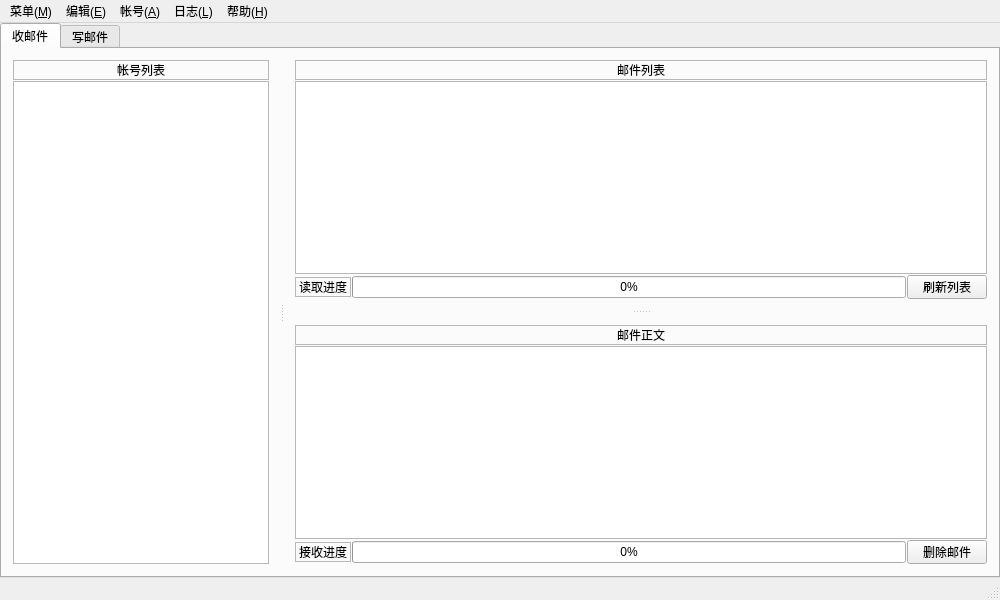
This is WwMailV2.0/wwmail.ui in HelloJdss/WangWang_MailClient as Qt 5 draws it before an edit. The edited form follows.
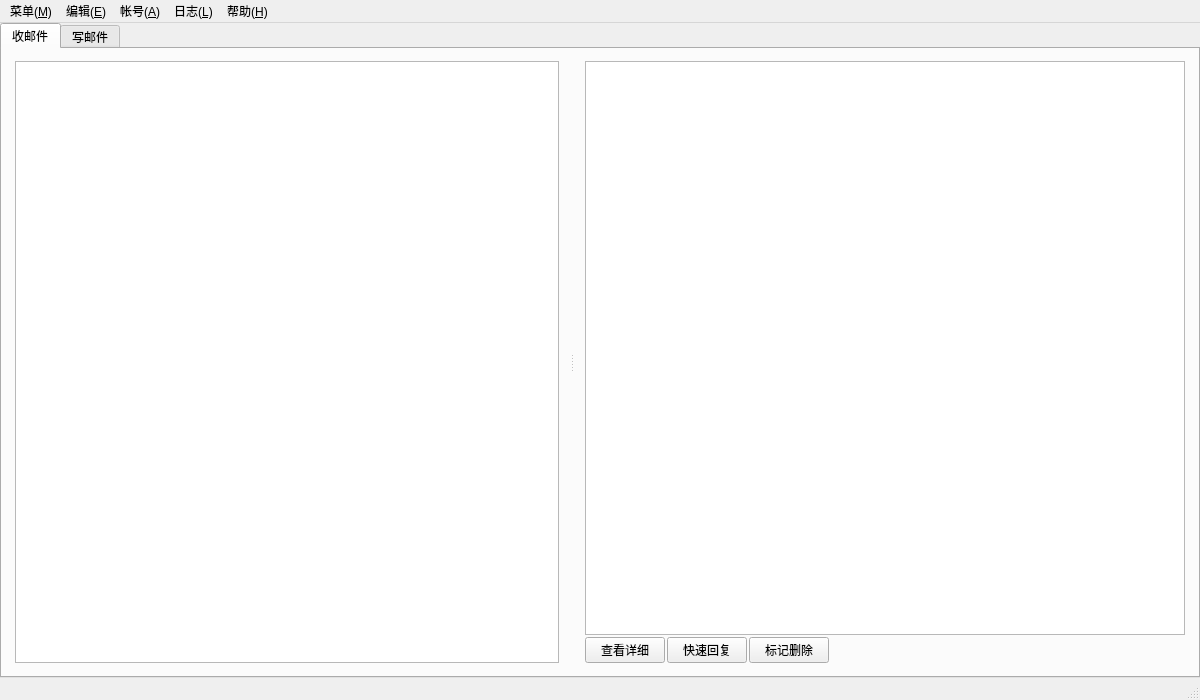
This is the edited form.

Diff of the .ui file:
```diff
--- a/WwMailV2.0/wwmail.ui
+++ b/WwMailV2.0/wwmail.ui
@@ -6,8 +6,8 @@
    <rect>
     <x>0</x>
     <y>0</y>
-    <width>1000</width>
-    <height>600</height>
+    <width>1200</width>
+    <height>700</height>
    </rect>
   </property>
   <property name="windowTitle">
@@ -41,22 +41,22 @@
        </attribute>
        <layout class="QGridLayout" name="gridLayout">
         <property name="leftMargin">
-         <number>0</number>
+         <number>2</number>
         </property>
         <property name="topMargin">
-         <number>0</number>
+         <number>1</number>
         </property>
         <property name="rightMargin">
-         <number>0</number>
+         <number>2</number>
         </property>
         <property name="bottomMargin">
-         <number>1</number>
+         <number>2</number>
         </property>
         <property name="horizontalSpacing">
          <number>6</number>
         </property>
         <item row="0" column="0">
-         <widget class="QSplitter" name="splitter_2">
+         <widget class="QSplitter" name="splitter">
           <property name="orientation">
            <enum>Qt::Horizontal</enum>
           </property>
@@ -66,240 +66,89 @@
              <number>1</number>
             </property>
             <item>
-             <widget class="QLabel" name="label_5">
+             <widget class="QTreeView" name="treeView">
               <property name="sizePolicy">
-               <sizepolicy hsizetype="Preferred" vsizetype="Fixed">
+               <sizepolicy hsizetype="Preferred" vsizetype="Preferred">
                 <horstretch>0</horstretch>
                 <verstretch>0</verstretch>
                </sizepolicy>
               </property>
-              <property name="minimumSize">
-               <size>
-                <width>0</width>
-                <height>20</height>
-               </size>
+              <property name="contextMenuPolicy">
+               <enum>Qt::CustomContextMenu</enum>
               </property>
-              <property name="frameShape">
-               <enum>QFrame::StyledPanel</enum>
+              <property name="statusTip">
+               <string>选择邮箱</string>
               </property>
-              <property name="text">
-               <string>帐号列表</string>
-              </property>
-              <property name="alignment">
-               <set>Qt::AlignCenter</set>
+              <property name="editTriggers">
+               <set>QAbstractItemView::NoEditTriggers</set>
               </property>
              </widget>
             </item>
-            <item>
-             <widget class="QTreeView" name="treeView"/>
-            </item>
            </layout>
           </widget>
-          <widget class="QSplitter" name="splitter">
-           <property name="sizePolicy">
-            <sizepolicy hsizetype="Preferred" vsizetype="Preferred">
-             <horstretch>9</horstretch>
-             <verstretch>0</verstretch>
-            </sizepolicy>
-           </property>
-           <property name="frameShape">
-            <enum>QFrame::NoFrame</enum>
-           </property>
-           <property name="orientation">
-            <enum>Qt::Vertical</enum>
-           </property>
-           <widget class="QWidget" name="layoutWidget">
-            <layout class="QVBoxLayout" name="verticalLayout" stretch="1,8,1">
-             <property name="spacing">
-              <number>1</number>
-             </property>
-             <item>
-              <widget class="QLabel" name="label_2">
-               <property name="sizePolicy">
-                <sizepolicy hsizetype="Preferred" vsizetype="Fixed">
-                 <horstretch>0</horstretch>
-                 <verstretch>0</verstretch>
-                </sizepolicy>
-               </property>
-               <property name="minimumSize">
-                <size>
-                 <width>0</width>
-                 <height>20</height>
-                </size>
-               </property>
-               <property name="frameShape">
-                <enum>QFrame::StyledPanel</enum>
-               </property>
-               <property name="text">
-                <string>邮件列表</string>
-               </property>
-               <property name="alignment">
-                <set>Qt::AlignCenter</set>
-               </property>
-              </widget>
-             </item>
-             <item>
-              <widget class="QTableView" name="Mailtable"/>
-             </item>
-             <item>
-              <layout class="QHBoxLayout" name="horizontalLayout_2">
-               <property name="spacing">
-                <number>1</number>
-               </property>
-               <item>
-                <widget class="QLabel" name="label">
-                 <property name="sizePolicy">
-                  <sizepolicy hsizetype="Preferred" vsizetype="Fixed">
-                   <horstretch>0</horstretch>
-                   <verstretch>0</verstretch>
-                  </sizepolicy>
-                 </property>
-                 <property name="minimumSize">
-                  <size>
-                   <width>0</width>
-                   <height>20</height>
-                  </size>
-                 </property>
-                 <property name="frameShape">
-                  <enum>QFrame::StyledPanel</enum>
-                 </property>
-                 <property name="text">
-                  <string>读取进度</string>
-                 </property>
-                </widget>
-               </item>
-               <item>
-                <widget class="QProgressBar" name="progressBar">
-                 <property name="minimumSize">
-                  <size>
-                   <width>0</width>
-                   <height>20</height>
-                  </size>
-                 </property>
-                 <property name="value">
-                  <number>0</number>
-                 </property>
-                </widget>
-               </item>
-               <item>
-                <widget class="QPushButton" name="pushButton">
-                 <property name="minimumSize">
-                  <size>
-                   <width>0</width>
-                   <height>20</height>
-                  </size>
-                 </property>
-                 <property name="text">
-                  <string>刷新列表</string>
-                 </property>
-                </widget>
-               </item>
-              </layout>
-             </item>
-            </layout>
-           </widget>
-           <widget class="QWidget" name="layoutWidget">
-            <layout class="QVBoxLayout" name="verticalLayout_2" stretch="1,8,1">
-             <property name="spacing">
-              <number>1</number>
-             </property>
-             <item>
-              <widget class="QLabel" name="label_3">
-               <property name="sizePolicy">
-                <sizepolicy hsizetype="Preferred" vsizetype="Fixed">
-                 <horstretch>0</horstretch>
-                 <verstretch>0</verstretch>
-                </sizepolicy>
-               </property>
-               <property name="minimumSize">
-                <size>
-                 <width>0</width>
-                 <height>20</height>
-                </size>
-               </property>
-               <property name="frameShape">
-                <enum>QFrame::StyledPanel</enum>
-               </property>
-               <property name="text">
-                <string>邮件正文</string>
-               </property>
-               <property name="alignment">
-                <set>Qt::AlignCenter</set>
-               </property>
-              </widget>
-             </item>
-             <item>
-              <widget class="QTextBrowser" name="textBrowser"/>
-             </item>
-             <item>
-              <layout class="QHBoxLayout" name="horizontalLayout_3">
-               <property name="spacing">
-                <number>1</number>
-               </property>
-               <item>
-                <widget class="QLabel" name="label_4">
-                 <property name="sizePolicy">
-                  <sizepolicy hsizetype="Preferred" vsizetype="Fixed">
-                   <horstretch>0</horstretch>
-                   <verstretch>0</verstretch>
-                  </sizepolicy>
-                 </property>
-                 <property name="minimumSize">
-                  <size>
-                   <width>0</width>
-                   <height>20</height>
-                  </size>
-                 </property>
-                 <property name="frameShape">
-                  <enum>QFrame::StyledPanel</enum>
-                 </property>
-                 <property name="text">
-                  <string>接收进度</string>
-                 </property>
-                </widget>
-               </item>
-               <item>
-                <widget class="QProgressBar" name="progressBar_2">
-                 <property name="sizePolicy">
-                  <sizepolicy hsizetype="Expanding" vsizetype="Fixed">
-                   <horstretch>0</horstretch>
-                   <verstretch>0</verstretch>
-                  </sizepolicy>
-                 </property>
-                 <property name="minimumSize">
-                  <size>
-                   <width>0</width>
-                   <height>20</height>
-                  </size>
-                 </property>
-                 <property name="value">
-                  <number>0</number>
-                 </property>
-                </widget>
-               </item>
-               <item>
-                <widget class="QPushButton" name="pushButton_2">
-                 <property name="sizePolicy">
-                  <sizepolicy hsizetype="Minimum" vsizetype="Fixed">
-                   <horstretch>0</horstretch>
-                   <verstretch>0</verstretch>
-                  </sizepolicy>
-                 </property>
-                 <property name="minimumSize">
-                  <size>
-                   <width>0</width>
-                   <height>20</height>
-                  </size>
-                 </property>
-                 <property name="text">
-                  <string>删除邮件</string>
-                 </property>
-                </widget>
-               </item>
-              </layout>
-             </item>
-            </layout>
-           </widget>
+          <widget class="QWidget" name="">
+           <layout class="QVBoxLayout" name="verticalLayout">
+            <property name="spacing">
+             <number>2</number>
+            </property>
+            <item>
+             <widget class="QTableView" name="Mailtable">
+              <property name="statusTip">
+               <string>查看邮件列表</string>
+              </property>
+              <property name="editTriggers">
+               <set>QAbstractItemView::NoEditTriggers</set>
+              </property>
+             </widget>
+            </item>
+            <item>
+             <layout class="QHBoxLayout" name="horizontalLayout_2">
+              <property name="spacing">
+               <number>2</number>
+              </property>
+              <item>
+               <widget class="QPushButton" name="pushButton_2">
+                <property name="text">
+                 <string>查看详细</string>
+                </property>
+               </widget>
+              </item>
+              <item>
+               <widget class="QPushButton" name="pushButton_10">
+                <property name="text">
+                 <string>快速回复</string>
+                </property>
+               </widget>
+              </item>
+              <item>
+               <widget class="QPushButton" name="pushButton">
+                <property name="minimumSize">
+                 <size>
+                  <width>0</width>
+                  <height>20</height>
+                 </size>
+                </property>
+                <property name="text">
+                 <string>标记删除</string>
+                </property>
+               </widget>
+              </item>
+              <item>
+               <spacer name="horizontalSpacer">
+                <property name="orientation">
+                 <enum>Qt::Horizontal</enum>
+                </property>
+                <property name="sizeHint" stdset="0">
+                 <size>
+                  <width>40</width>
+                  <height>20</height>
+                 </size>
+                </property>
+               </spacer>
+              </item>
+             </layout>
+            </item>
+           </layout>
           </widget>
          </widget>
         </item>
@@ -625,8 +474,8 @@
     <rect>
      <x>0</x>
      <y>0</y>
-     <width>1000</width>
-     <height>23</height>
+     <width>1200</width>
+     <height>22</height>
     </rect>
    </property>
    <widget class="QMenu" name="menu_M">
```
Left out of the diff: 69 changed lines with no effect on the pictures.
